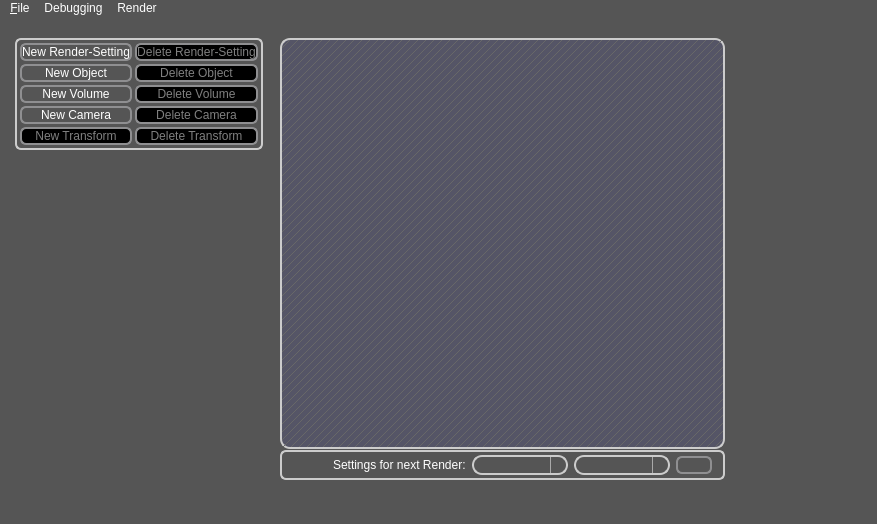
First picture: the form in qt-frontend/SimplexGui/mainwindow.ui, repository phresnel/picogen, before the edit.
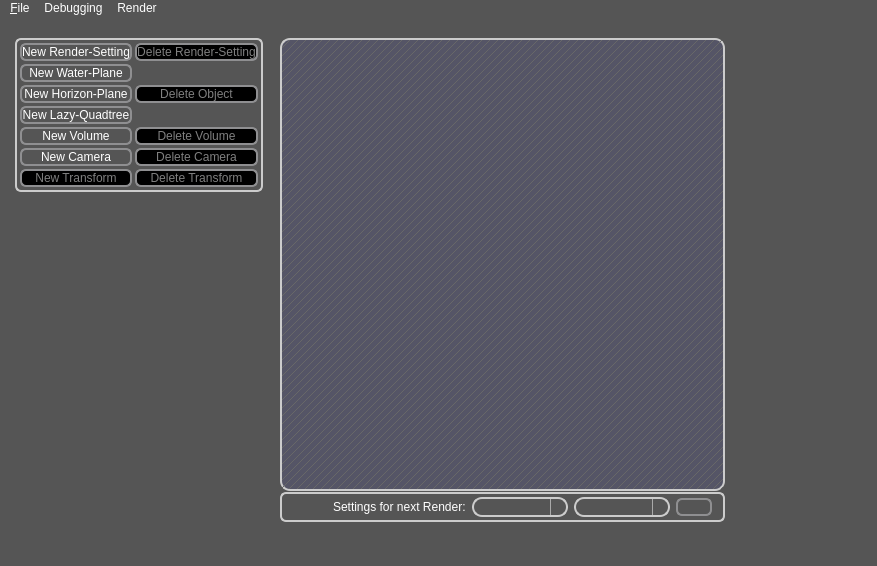
Second picture: the form after the edit. Icons and pictures are not drawn. Custom widgets are drawn as their Qt base class.

Commit message: make object type read only, and have several add-facilities

```diff
--- a/qt-frontend/SimplexGui/mainwindow.ui
+++ b/qt-frontend/SimplexGui/mainwindow.ui
@@ -267,27 +267,7 @@
              </property>
             </widget>
            </item>
-           <item row="1" column="0">
-            <widget class="QPushButton" name="newObjectButton">
-             <property name="enabled">
-              <bool>true</bool>
-             </property>
-             <property name="text">
-              <string>New Object</string>
-             </property>
-            </widget>
-           </item>
-           <item row="1" column="1">
-            <widget class="QPushButton" name="deleteObjectButton">
-             <property name="enabled">
-              <bool>false</bool>
-             </property>
-             <property name="text">
-              <string>Delete Object</string>
-             </property>
-            </widget>
-           </item>
-           <item row="4" column="0">
+           <item row="7" column="0">
             <widget class="QPushButton" name="newCameraButton">
              <property name="enabled">
               <bool>true</bool>
@@ -297,7 +277,7 @@
              </property>
             </widget>
            </item>
-           <item row="4" column="1">
+           <item row="7" column="1">
             <widget class="QPushButton" name="deleteCameraButton">
              <property name="enabled">
               <bool>false</bool>
@@ -307,7 +287,7 @@
              </property>
             </widget>
            </item>
-           <item row="5" column="0">
+           <item row="8" column="0">
             <widget class="QPushButton" name="newSubTransformButton">
              <property name="enabled">
               <bool>false</bool>
@@ -317,7 +297,7 @@
              </property>
             </widget>
            </item>
-           <item row="5" column="1">
+           <item row="8" column="1">
             <widget class="QPushButton" name="deleteSubTransformButton">
              <property name="enabled">
               <bool>false</bool>
@@ -327,7 +307,7 @@
              </property>
             </widget>
            </item>
-           <item row="2" column="0">
+           <item row="5" column="0">
             <widget class="QPushButton" name="newVolumeButton">
              <property name="enabled">
               <bool>true</bool>
@@ -337,7 +317,7 @@
              </property>
             </widget>
            </item>
-           <item row="2" column="1">
+           <item row="5" column="1">
             <widget class="QPushButton" name="deleteVolumeButton">
              <property name="enabled">
               <bool>false</bool>
@@ -347,6 +327,46 @@
              </property>
             </widget>
            </item>
+           <item row="3" column="0">
+            <widget class="QPushButton" name="newHorizonPlaneButton">
+             <property name="enabled">
+              <bool>true</bool>
+             </property>
+             <property name="text">
+              <string>New Horizon-Plane</string>
+             </property>
+            </widget>
+           </item>
+           <item row="4" column="0">
+            <widget class="QPushButton" name="newLazyQuadtreeButton">
+             <property name="enabled">
+              <bool>true</bool>
+             </property>
+             <property name="text">
+              <string>New Lazy-Quadtree</string>
+             </property>
+            </widget>
+           </item>
+           <item row="2" column="0">
+            <widget class="QPushButton" name="newWaterPlaneButton">
+             <property name="enabled">
+              <bool>true</bool>
+             </property>
+             <property name="text">
+              <string>New Water-Plane</string>
+             </property>
+            </widget>
+           </item>
+           <item row="3" column="1">
+            <widget class="QPushButton" name="deleteObjectButton">
+             <property name="enabled">
+              <bool>false</bool>
+             </property>
+             <property name="text">
+              <string>Delete Object</string>
+             </property>
+            </widget>
+           </item>
           </layout>
          </widget>
         </item>
```
Left out of the diff: 15 changed lines with no effect on the pictures. The commit also changes 2 other files.
